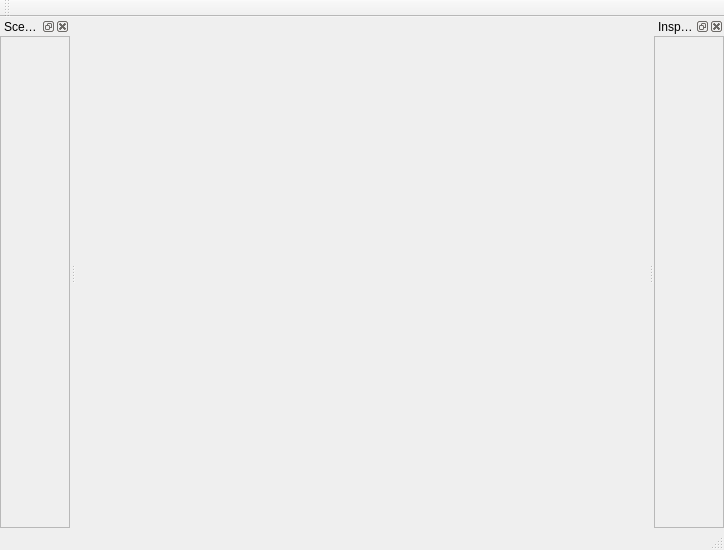
Old version of the form svarozhich/src/mainwindow.ui in the repository asemenovv/lada.
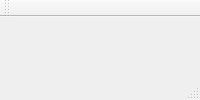
New version of the form. Custom widgets are drawn as their Qt base class.

Commit message: Migrate on KDDock widgets

Diff of the .ui file:
```diff
--- a/svarozhich/src/mainwindow.ui
+++ b/svarozhich/src/mainwindow.ui
@@ -2,17 +2,6 @@
 <ui version="4.0">
     <class>MainWindow</class>
     <widget class="QMainWindow" name="MainWindow">
-        <property name="geometry">
-            <rect>
-                <x>0</x>
-                <y>0</y>
-                <width>724</width>
-                <height>550</height>
-            </rect>
-        </property>
-        <property name="windowTitle">
-            <string>Svarožič</string>
-        </property>
         <widget class="QMenuBar" name="menuBar">
             <property name="geometry">
                 <rect>
@@ -34,86 +23,9 @@
                 <bool>false</bool>
             </attribute>
         </widget>
-        <widget class="QDockWidget" name="dockSceneHierarchy">
-            <property name="allowedAreas">
-                <set>Qt::DockWidgetArea::AllDockWidgetAreas</set>
-            </property>
-            <property name="windowTitle">
-                <string>Scene Hierarchy</string>
-            </property>
-            <attribute name="dockWidgetArea">
-                <number>1</number>
-            </attribute>
-            <widget class="QScrollArea" name="sceneHierarchyScrollArea">
-                <property name="widgetResizable">
-                    <bool>true</bool>
-                </property>
-                <widget class="QWidget" name="dockWidgetContents">
-                <layout class="QVBoxLayout" name="verticalLayout">
-                    <property name="spacing">
-                        <number>0</number>
-                    </property>
-                    <property name="leftMargin">
-                        <number>0</number>
-                    </property>
-                    <property name="topMargin">
-                        <number>0</number>
-                    </property>
-                    <property name="rightMargin">
-                        <number>0</number>
-                    </property>
-                    <property name="bottomMargin">
-                        <number>0</number>
-                    </property>
-                    <item>
-                        <widget class="SceneHierarchyWidget" name="sceneHierarchy" native="true"/>
-                    </item>
-                </layout>
-            </widget>
-            </widget>
-        </widget>
-        <widget class="QWidget" name="centralWidget">
-            <widget class="NodeEditorWidget" name="nodeEditorWidget"/>
-        </widget>
         <widget class="QStatusBar" name="statusBar"/>
-        <widget class="QDockWidget" name="dockInspector">
-            <property name="allowedAreas">
-                <set>Qt::DockWidgetArea::AllDockWidgetAreas</set>
-            </property>
-            <property name="windowTitle">
-                <string>Inspector</string>
-            </property>
-            <attribute name="dockWidgetArea">
-                <number>2</number>
-            </attribute>
-            <widget class="QScrollArea" name="inspectorScrollArea">
-                <property name="widgetResizable">
-                    <bool>true</bool>
-                </property>
-                <widget class="InspectorWidget" name="dockWidgetContents_2"/>
-            </widget>
-        </widget>
     </widget>
-    <customwidgets>
-        <customwidget>
-            <class>SceneHierarchyWidget</class>
-            <extends>QWidget</extends>
-            <header>scene/SceneHierarchyWidget.h</header>
-            <container>1</container>
-        </customwidget>
-        <customwidget>
-            <class>InspectorWidget</class>
-            <extends>QWidget</extends>
-            <header>inspector/InspectorWidget.h</header>
-            <container>1</container>
-        </customwidget>
-        <customwidget>
-            <class>NodeEditorWidget</class>
-            <extends>QWidget</extends>
-            <header>materials/NodeEditorWidget.h</header>
-            <container>1</container>
-        </customwidget>
-    </customwidgets>
+    <customwidgets/>
     <resources/>
     <connections/>
 </ui>
```
The commit also changes 7 other files.
